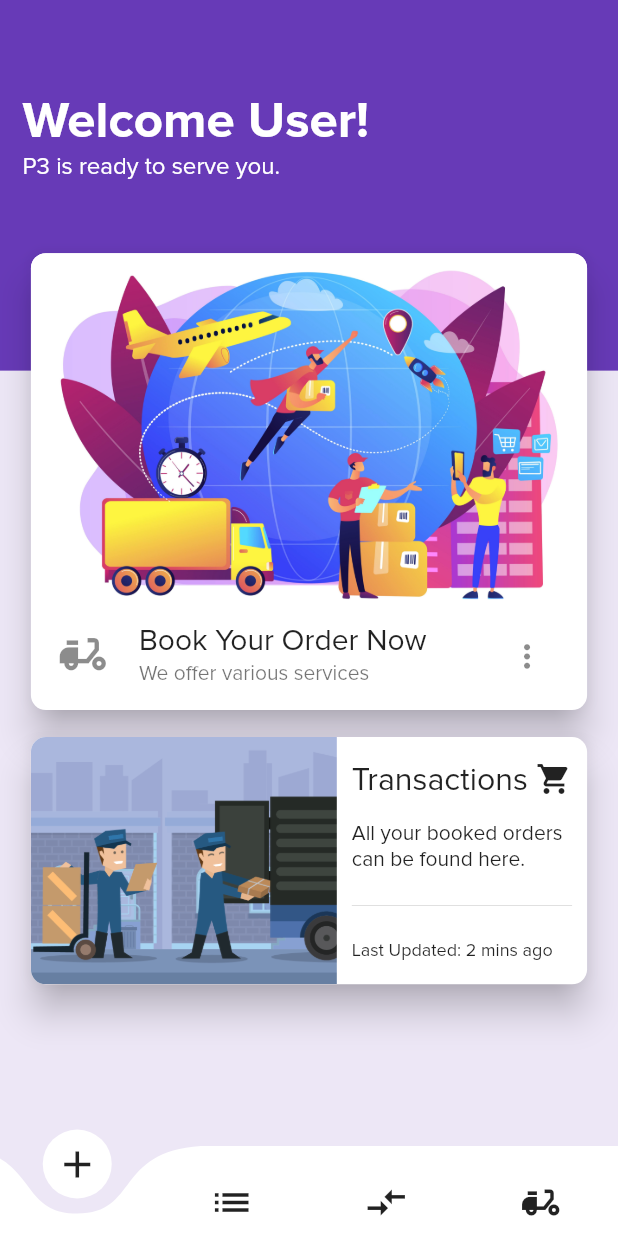
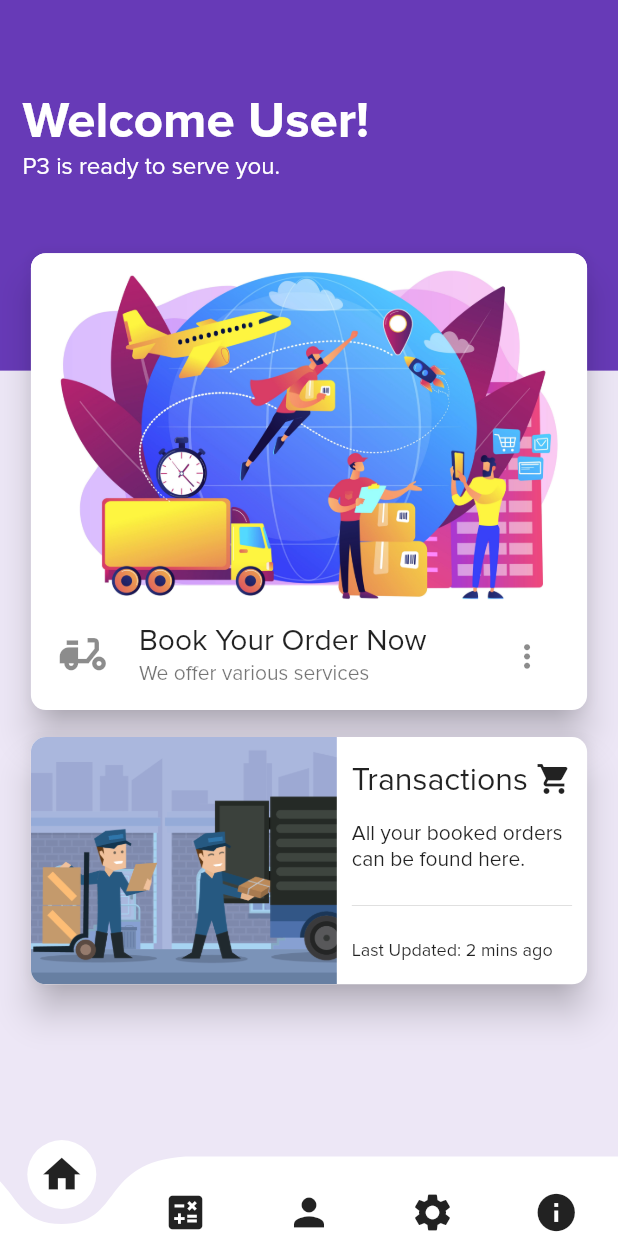
Before and after one commit to Qubits-01/pabitbit-pabagahe-pabili, a Flutter app: the screen it shows after launch, on a phone screen of 412 x 824 dp. Run offline on Flutter 3.47's test engine with Material 2 defaults, Android fonts, the phone set to English and light mode, and no system bars; drawn by our look-alikes of curved_navigation_bar.

Commit message:
Refactor home screen widget

```diff
--- a/lib/main.dart
+++ b/lib/main.dart
@@ -3,7 +3,6 @@ import 'package:flutter/services.dart';
 
 import 'theme_data.dart';
 import 'screens/home/home_screen.dart';
-import 'widgets/my_bottom_navigation_bar.dart';
 
 void main() {
   // Make status bar transparent.
@@ -20,21 +19,9 @@ class MyApp extends StatelessWidget {
     return MaterialApp(
       title: 'Pabitbit Pabagahe Pabili (P3)',
       theme: themeData(),
-      home: MyHome(),
+      home: HomeScreen(),
       debugShowCheckedModeBanner: false,
+      routes: {},
     );
   }
 }
-
-class MyHome extends StatelessWidget {
-  @override
-  Widget build(BuildContext context) {
-    return Scaffold(
-      body: HomeScreen(),
-      // body: Container(
-      //   color: Colors.blueAccent,
-      // ),
-      bottomNavigationBar: const MyBottomNavigationBar(),
-    );
-  }
-}
--- a/lib/screens/home/home_screen.dart
+++ b/lib/screens/home/home_screen.dart
@@ -2,13 +2,15 @@ import 'package:flutter/material.dart';
 
 import 'widgets/background_body.dart';
 import 'widgets/foreground_body.dart';
+import '../../widgets/my_bottom_navigation_bar.dart';
 
 class HomeScreen extends StatelessWidget {
   @override
   Widget build(BuildContext context) {
     final Size screenSize = MediaQuery.of(context).size;
 
-    return Stack(
+    return Scaffold(
+      body: Stack(
         alignment: Alignment.center,
         children: <Widget>[
           Positioned(
@@ -23,6 +25,8 @@ class HomeScreen extends StatelessWidget {
             ),
           ),
         ],
+      ),
+      bottomNavigationBar: const MyBottomNavigationBar(),
     );
   }
 }
--- a/lib/widgets/my_bottom_navigation_bar.dart
+++ b/lib/widgets/my_bottom_navigation_bar.dart
@@ -9,14 +9,15 @@ class MyBottomNavigationBar extends StatelessWidget {
   @override
   Widget build(BuildContext context) {
     return CurvedNavigationBar(
-      height: 60.0,
+      height: 53.0,
       backgroundColor: Colors.deepPurple[50],
       animationDuration: const Duration(milliseconds: 400),
       items: const <Widget>[
-        Icon(Icons.add, size: 30),
-        Icon(Icons.list, size: 30),
-        Icon(Icons.compare_arrows, size: 30),
-        Icon(Icons.delivery_dining, size: 30),
+        Icon(Icons.home, size: 30),
+        Icon(Icons.calculate, size: 30),
+        Icon(Icons.person, size: 30),
+        Icon(Icons.settings, size: 30),
+        Icon(Icons.info, size: 30),
       ],
       onTap: (index) {
         // Handle button tap.
```
Lines whose indentation alone changed are shown as unchanged.
